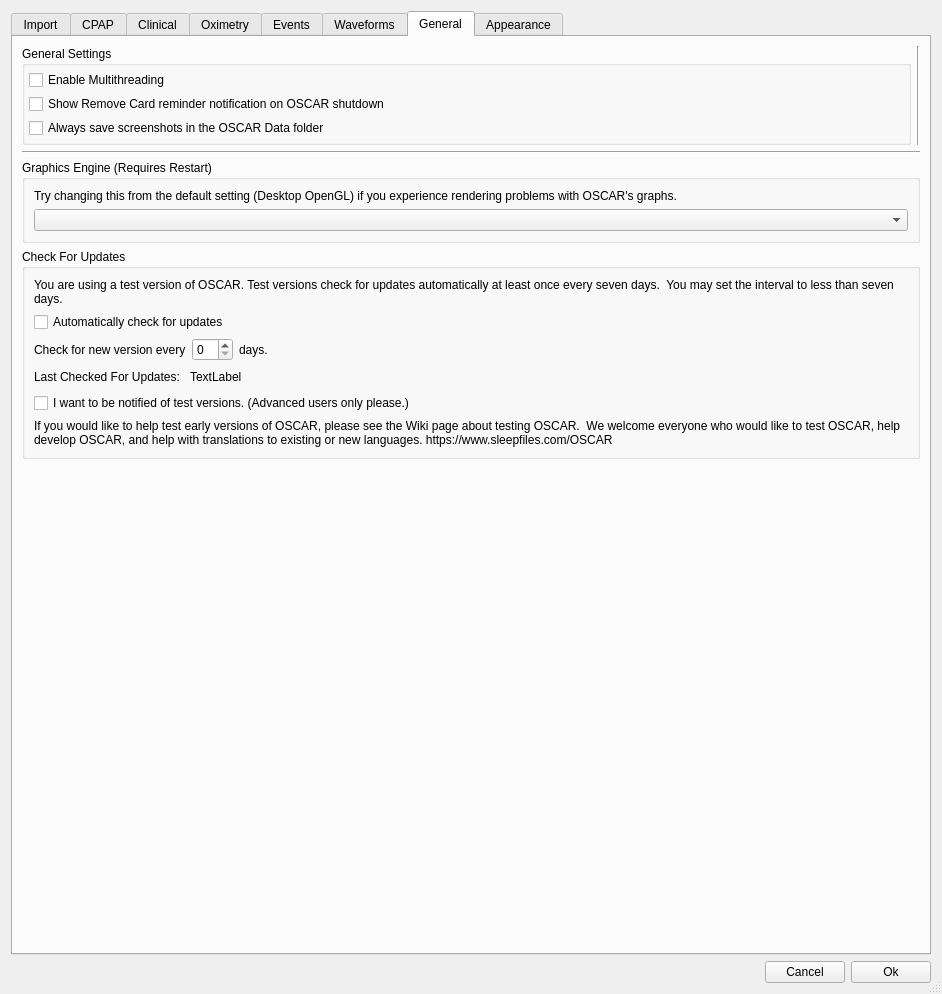
Qt form oscar/preferencesdialog.ui (littleyoda/oscar) before a commit.
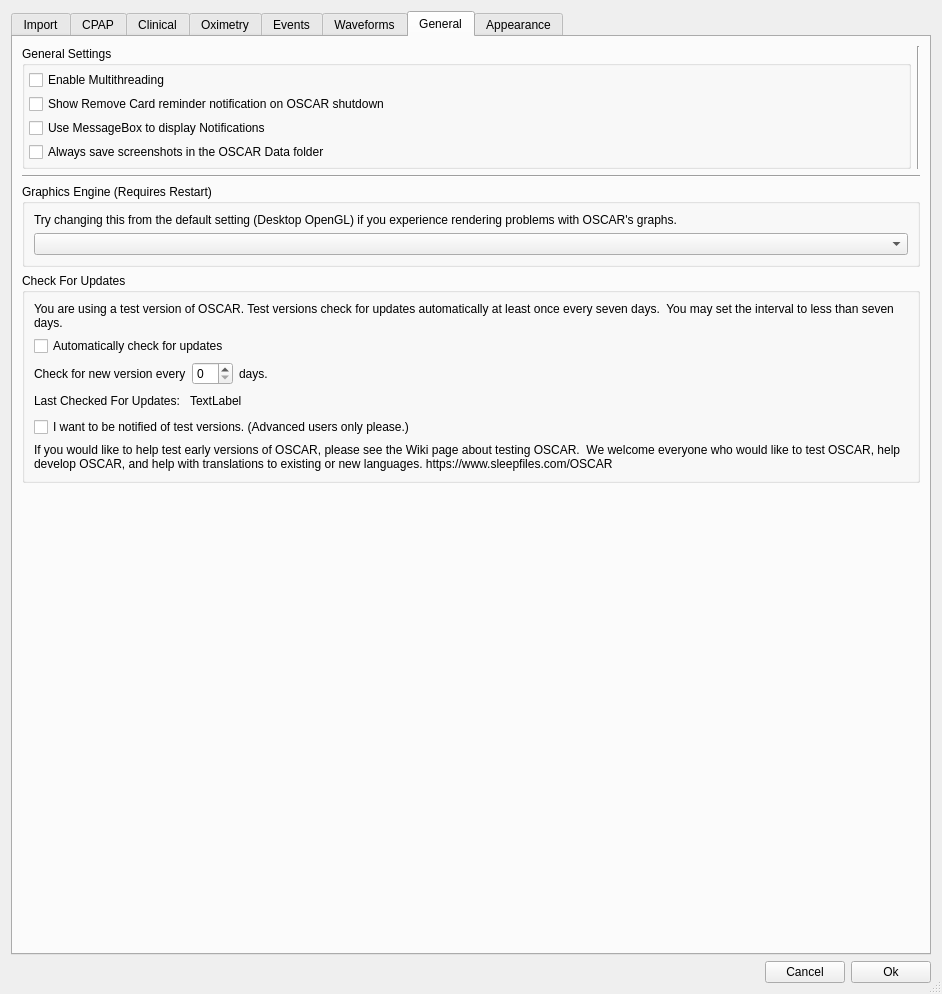
The same form after that commit. The open tabs and pages were chosen to show the change. Icons and pictures are not drawn.

Commit message: new: replace notify mssages with a messageBox that expires.      notify messages are now appear on linux systems.      ability to stop timer and quickly dismiss the messaheBox.      ability to revert to previous notification in preferences

The edit to the form file:
```diff
--- a/oscar/preferencesdialog.ui
+++ b/oscar/preferencesdialog.ui
@@ -2148,6 +2148,13 @@
                 </widget>
                </item>
                <item row="3" column="1">
+                <widget class="QCheckBox" name="notifyMessageBoxCheckbox">
+                 <property name="text">
+                  <string>Use MessageBox to display Notifications</string>
+                 </property>
+                </widget>
+               </item>
+               <item row="4" column="1">
                 <widget class="QCheckBox" name="dontAskWhenSavingScreenshotsCheckbox">
                  <property name="text">
                   <string>Always save screenshots in the OSCAR Data folder</string>
```
The commit also changes 7 other files.
